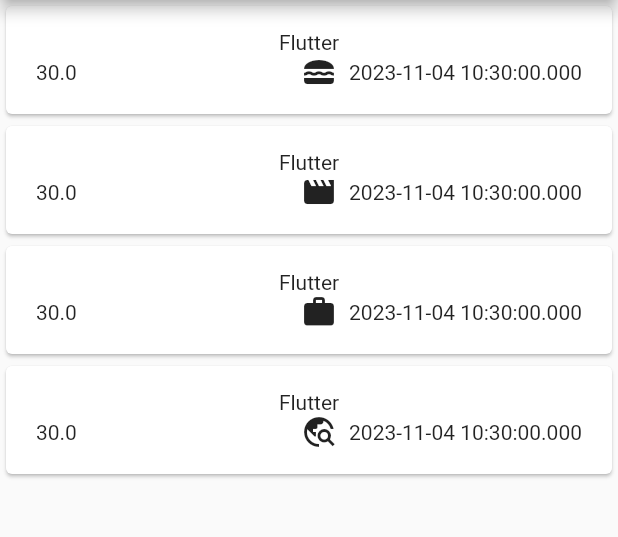
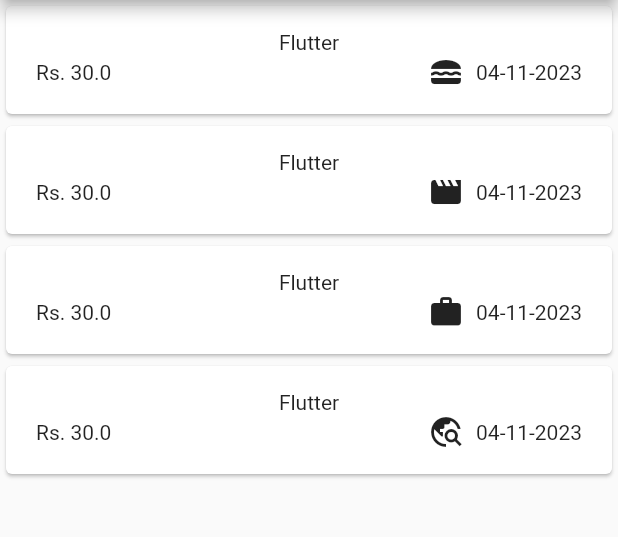
Before and after one commit to DarpanNeve/expense_tracker, a Flutter app: the screen it shows after launch, on a phone screen of 412 x 824 dp, the part 84-621 px from its top. Run offline on Flutter 3.47's test engine with Material 2 defaults, Android fonts, the light colour scheme and no system bars.

Commit message:
DateFormat Bug Resolved

```diff
--- a/lib/expense.dart
+++ b/lib/expense.dart
@@ -1,6 +1,7 @@
 import 'package:expenses/widget/expenses_list/expense_list.dart';
 import 'package:expenses/widget/new_expense.dart';
 import 'package:flutter/material.dart';
+import 'package:intl/intl.dart';
 
 import 'model/expense.dart';
 
@@ -16,7 +17,7 @@
     Expense(
         title: 'Flutter',
         amount: 30,
-        date: DateTime.now(),
+        date:DateTime.now(),
         category: Category.food),
     Expense(
         title: 'Flutter',
--- a/lib/model/expense.dart
+++ b/lib/model/expense.dart
@@ -1,8 +1,9 @@
 import 'package:flutter/material.dart';
+import 'package:intl/intl.dart';
 import 'package:uuid/uuid.dart';
-import 'package:intl/intl.dart';
 
-final formatter=DateFormat.yMd();
+final formatter = DateFormat.yMd();
+
 enum Category { food, travel, leisure, work }
 
 const categoryIcons = {
@@ -13,18 +14,19 @@
 };
 
 class Expense {
-  Expense({required this.category,
+  Expense({
+    required this.category,
     required this.title,
     required this.amount,
-    required this.date})
-      : id = const Uuid().v4();
+    required this.date,
+  }) : id = const Uuid().v4();
   final String id;
   final String title;
   final double amount;
   final DateTime date;
   final Category category;
-  String get formatDate{
+
+  String get formatDate {
     return formatter.format(date);
   }
-
 }
--- a/lib/widget/expenses_list/expense_list.dart
+++ b/lib/widget/expenses_list/expense_list.dart
@@ -1,5 +1,6 @@
 
 import 'package:flutter/material.dart';
+import 'package:intl/intl.dart';
 
 import '../../model/expense.dart';
 
@@ -21,13 +22,13 @@
                   Text(expenses[index].title),
                   Row(
                     children: [
-                      Text(expenses[index].amount.toString()),
+                      Text("Rs. ${expenses[index].amount.toString()}"),
                       const Spacer(),
                       Row(
                         children: [
                           Icon(categoryIcons[expenses[index].category]),
                           const SizedBox(width: 8),
-                          Text(expenses[index].date.toString()),
+                          Text(DateFormat('dd-MM-yyyy').format(expenses[index].date)),
                         ],
                       )
 
--- a/lib/widget/new_expense.dart
+++ b/lib/widget/new_expense.dart
@@ -18,13 +18,13 @@
   void _presentDatePicker() async {
     final now = DateTime.now();
     final firstDate = DateTime(now.year - 1, now.month, now.day);
-    final pickDate = await showDatePicker(
+    final DateTime? pickDate = await showDatePicker(
         context: context,
         initialDate: now,
         firstDate: firstDate,
         lastDate: now);
     setState(() {
-      _selectedDate = pickDate;
+      _selectedDate = pickDate  ;
     });
   }
 
@@ -100,6 +100,7 @@
               ElevatedButton(
                 onPressed: () {
                   _submitExpenseData();
+                  Navigator.pop(context);
                 },
                 child: const Text("Save Expense"),
               ),
```
